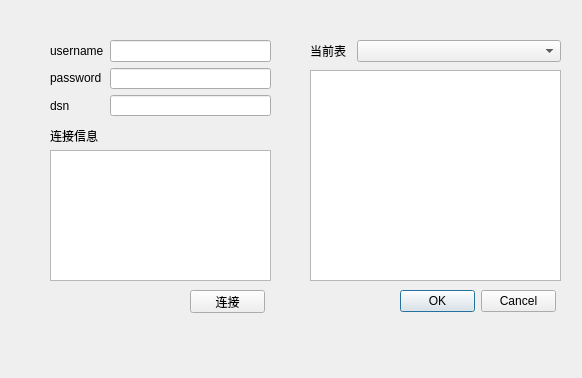
The window that qt/UI/SetTarget.ui (xzmeng/-) describes before a commit, drawn with Qt 5.
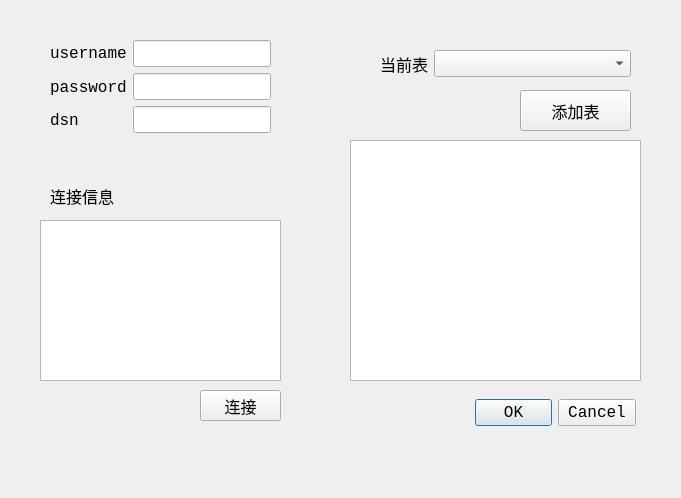
The same window after the commit.

The edit to the form file:
```diff
--- a/qt/UI/SetTarget.ui
+++ b/qt/UI/SetTarget.ui
@@ -6,20 +6,26 @@
    <rect>
     <x>0</x>
     <y>0</y>
-    <width>582</width>
-    <height>378</height>
+    <width>681</width>
+    <height>498</height>
    </rect>
   </property>
+  <property name="font">
+   <font>
+    <family>Courier New</family>
+    <pointsize>12</pointsize>
+   </font>
+  </property>
   <property name="windowTitle">
    <string>Dialog</string>
   </property>
   <widget class="QPushButton" name="pushButton">
    <property name="geometry">
     <rect>
-     <x>190</x>
-     <y>290</y>
-     <width>75</width>
-     <height>23</height>
+     <x>200</x>
+     <y>390</y>
+     <width>81</width>
+     <height>31</height>
     </rect>
    </property>
    <property name="text">
@@ -29,20 +35,20 @@
   <widget class="QTextEdit" name="textEdit">
    <property name="geometry">
     <rect>
-     <x>50</x>
-     <y>150</y>
-     <width>221</width>
-     <height>131</height>
+     <x>40</x>
+     <y>220</y>
+     <width>241</width>
+     <height>161</height>
     </rect>
    </property>
   </widget>
   <widget class="QTextEdit" name="textEdit_2">
    <property name="geometry">
     <rect>
-     <x>310</x>
-     <y>70</y>
-     <width>251</width>
-     <height>211</height>
+     <x>350</x>
+     <y>140</y>
+     <width>291</width>
+     <height>241</height>
     </rect>
    </property>
   </widget>
@@ -50,9 +56,9 @@
    <property name="geometry">
     <rect>
      <x>50</x>
-     <y>130</y>
-     <width>54</width>
-     <height>12</height>
+     <y>180</y>
+     <width>101</width>
+     <height>31</height>
     </rect>
    </property>
    <property name="text">
@@ -62,23 +68,36 @@
   <widget class="QDialogButtonBox" name="buttonBox">
    <property name="geometry">
     <rect>
-     <x>400</x>
-     <y>290</y>
-     <width>156</width>
-     <height>23</height>
+     <x>475</x>
+     <y>392</y>
+     <width>161</width>
+     <height>41</height>
     </rect>
    </property>
    <property name="standardButtons">
     <set>QDialogButtonBox::Cancel|QDialogButtonBox::Ok</set>
    </property>
   </widget>
+  <widget class="QPushButton" name="pushButton_2">
+   <property name="geometry">
+    <rect>
+     <x>520</x>
+     <y>90</y>
+     <width>111</width>
+     <height>41</height>
+    </rect>
+   </property>
+   <property name="text">
+    <string>添加表</string>
+   </property>
+  </widget>
   <widget class="QWidget" name="">
    <property name="geometry">
     <rect>
      <x>50</x>
      <y>40</y>
      <width>221</width>
-     <height>76</height>
+     <height>94</height>
     </rect>
    </property>
    <layout class="QHBoxLayout" name="horizontalLayout">
@@ -125,10 +144,10 @@
   <widget class="QWidget" name="">
    <property name="geometry">
     <rect>
-     <x>310</x>
-     <y>40</y>
+     <x>380</x>
+     <y>50</y>
      <width>251</width>
-     <height>22</height>
+     <height>28</height>
     </rect>
    </property>
    <layout class="QHBoxLayout" name="horizontalLayout_2">
```
